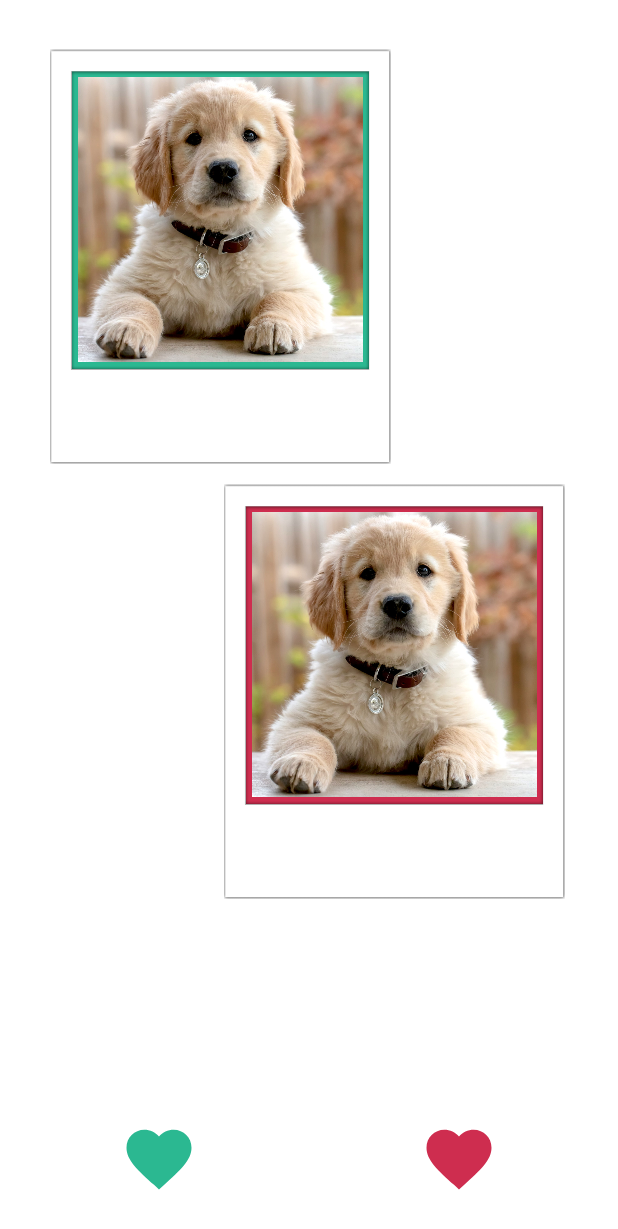
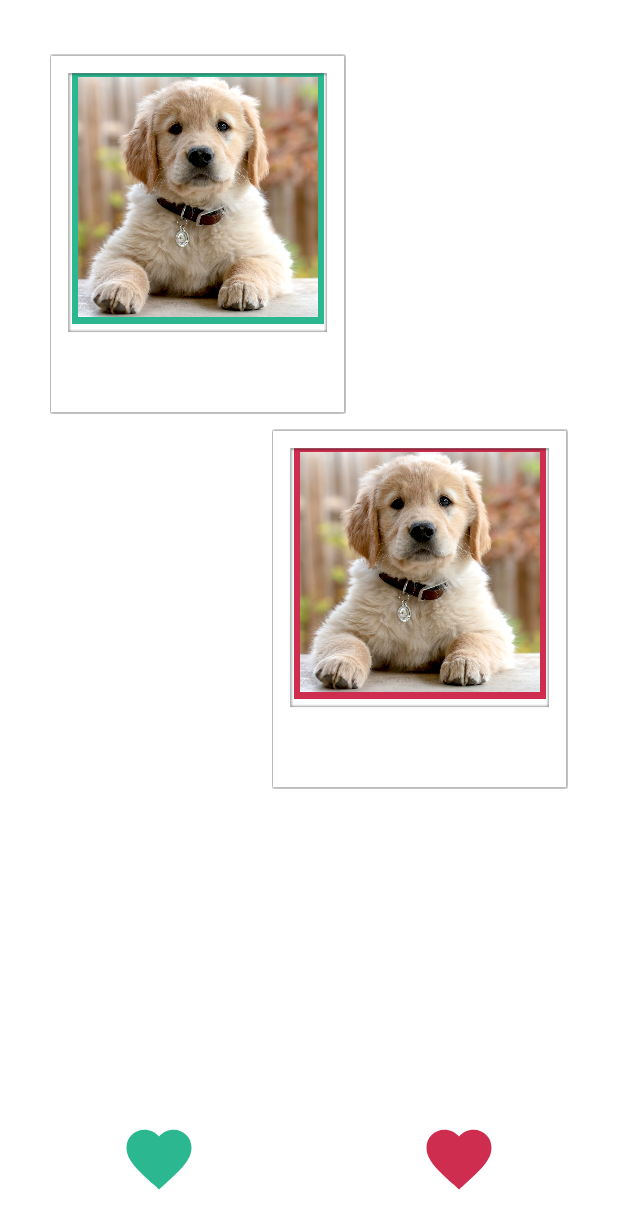
Before and after one commit to skullkid59600/goodboi, an Android app: the layout fragment_swipe.xml on its own in the app's theme, with its tools: preview values and no code run, on a phone screen of 412 x 824 dp. Shown: the top 1229 px of the screen. Run offline under Robolectric (Android 15) with nearby library versions, the phone set to English and light mode, and no system bars.

Commit message:
:bug: : fix visual swipe

```diff
--- a/app/src/main/res/layout/fragment_swipe.xml
+++ b/app/src/main/res/layout/fragment_swipe.xml
@@ -47,8 +47,8 @@
 
         <ImageView
             android:id="@+id/dogImage1"
-            android:layout_width="198dp"
-            android:layout_height="200dp"
+            android:layout_width="168dp"
+            android:layout_height="170dp"
             android:layout_marginStart="15dp"
             android:layout_marginTop="6dp"
             android:layout_marginEnd="15dp"
@@ -64,8 +64,8 @@
 
         <ImageView
             android:id="@+id/dogImage2"
-            android:layout_width="198dp"
-            android:layout_height="200dp"
+            android:layout_width="168dp"
+            android:layout_height="170dp"
             android:layout_marginStart="15dp"
             android:layout_marginTop="6dp"
             android:layout_marginEnd="15dp"
@@ -81,8 +81,8 @@
 
         <ImageView
             android:id="@+id/polaroidImage1"
-            android:layout_width="230dp"
-            android:layout_height="282dp"
+            android:layout_width="200dp"
+            android:layout_height="252dp"
             android:layout_marginStart="32dp"
             android:layout_marginTop="30dp"
             android:contentDescription="@string/dog"
@@ -93,14 +93,14 @@
 
         <ImageView
             android:id="@+id/polaroidImage2"
-            android:layout_width="230dp"
-            android:layout_height="282dp"
-            android:layout_marginStart="148dp"
-            android:layout_marginTop="320dp"
+            android:layout_width="200dp"
+            android:layout_height="252dp"
+            android:layout_marginTop="280dp"
+            android:layout_marginEnd="32dp"
             android:contentDescription="@string/dog"
             android:elevation="30dp"
             android:padding="1dp"
-            app:layout_constraintStart_toStartOf="parent"
+            app:layout_constraintEnd_toEndOf="parent"
             app:layout_constraintTop_toTopOf="parent"
             app:srcCompat="@drawable/polaroid" />
 
```
